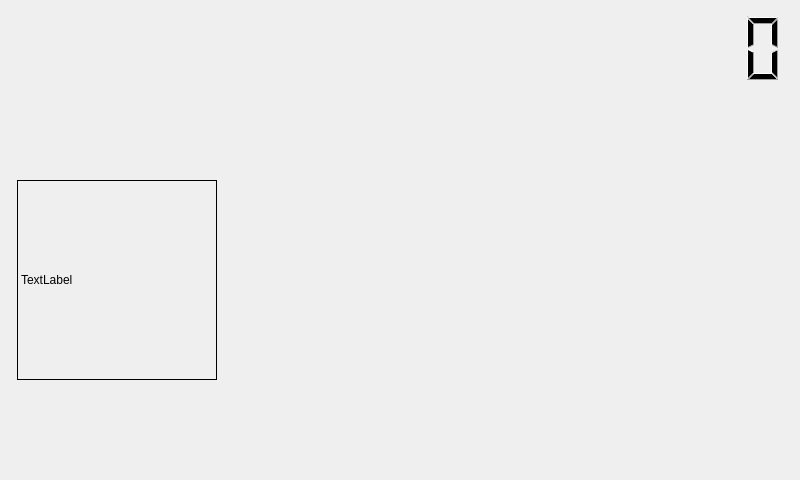
The window that openweathermain.ui (jaqub/openweather) describes before a commit, drawn with Qt 5.
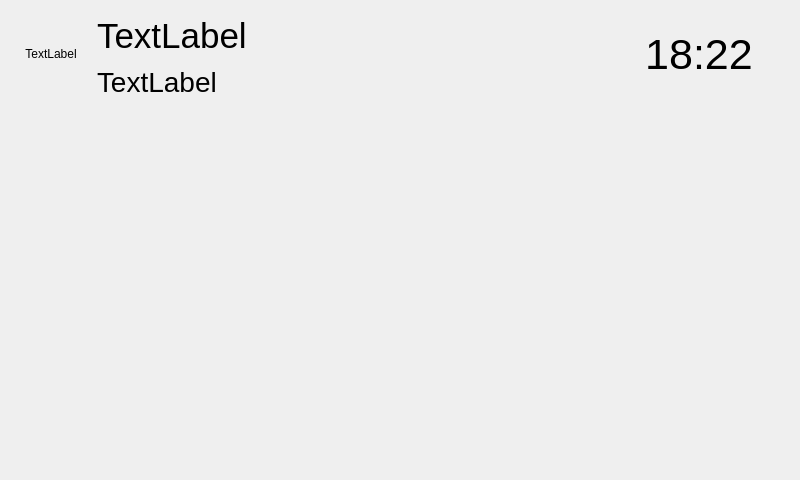
The same window after the commit. Custom widgets are drawn as their Qt base class.

Commit message: [Add]ui: New UI layout introduced

Diff of the .ui file:
```diff
--- a/openweathermain.ui
+++ b/openweathermain.ui
@@ -32,144 +32,10 @@
    <string>Form</string>
   </property>
   <layout class="QVBoxLayout" name="verticalLayout_2">
-   <item>
-    <layout class="QHBoxLayout" name="HeaderHLayout">
-     <property name="sizeConstraint">
-      <enum>QLayout::SetDefaultConstraint</enum>
-     </property>
-     <item>
-      <widget class="QLabel" name="main_info">
-       <property name="enabled">
-        <bool>true</bool>
-       </property>
-       <property name="sizePolicy">
-        <sizepolicy hsizetype="Expanding" vsizetype="Fixed">
-         <horstretch>0</horstretch>
-         <verstretch>0</verstretch>
-        </sizepolicy>
-       </property>
-       <property name="maximumSize">
-        <size>
-         <width>600</width>
-         <height>75</height>
-        </size>
-       </property>
-       <property name="font">
-        <font>
-         <pointsize>26</pointsize>
-         <weight>75</weight>
-         <bold>true</bold>
-         <underline>false</underline>
-         <strikeout>false</strikeout>
-        </font>
-       </property>
-       <property name="text">
-        <string/>
-       </property>
-       <property name="textFormat">
-        <enum>Qt::PlainText</enum>
-       </property>
-       <property name="margin">
-        <number>10</number>
-       </property>
-       <property name="openExternalLinks">
-        <bool>false</bool>
-       </property>
-      </widget>
-     </item>
-     <item>
-      <spacer name="horizontalSpacer">
-       <property name="orientation">
-        <enum>Qt::Horizontal</enum>
-       </property>
-       <property name="sizeHint" stdset="0">
-        <size>
-         <width>40</width>
-         <height>20</height>
-        </size>
-       </property>
-      </spacer>
-     </item>
-     <item>
-      <widget class="QNetworkStatusWidget" name="NetStatus">
-       <property name="enabled">
-        <bool>true</bool>
-       </property>
-       <property name="minimumSize">
-        <size>
-         <width>75</width>
-         <height>75</height>
-        </size>
-       </property>
-       <property name="maximumSize">
-        <size>
-         <width>75</width>
-         <height>75</height>
-        </size>
-       </property>
-       <property name="text">
-        <string/>
-       </property>
-      </widget>
-     </item>
-     <item>
-      <widget class="QClockWidget" name="clock">
-       <property name="sizePolicy">
-        <sizepolicy hsizetype="Minimum" vsizetype="Fixed">
-         <horstretch>0</horstretch>
-         <verstretch>1</verstretch>
-        </sizepolicy>
-       </property>
-       <property name="minimumSize">
-        <size>
-         <width>200</width>
-         <height>75</height>
-        </size>
-       </property>
-       <property name="maximumSize">
-        <size>
-         <width>200</width>
-         <height>75</height>
-        </size>
-       </property>
-       <property name="layoutDirection">
-        <enum>Qt::LeftToRight</enum>
-       </property>
-       <property name="frameShape">
-        <enum>QFrame::NoFrame</enum>
-       </property>
-       <property name="digitCount">
-        <number>5</number>
-       </property>
-       <property name="segmentStyle">
-        <enum>QLCDNumber::Filled</enum>
-       </property>
-       <property name="value" stdset="0">
-        <double>0.000000000000000</double>
-       </property>
-       <property name="intValue" stdset="0">
-        <number>0</number>
-       </property>
-      </widget>
-     </item>
-    </layout>
-   </item>
    <item>
     <layout class="QHBoxLayout" name="horizontalLayout">
-     <property name="spacing">
-      <number>6</number>
-     </property>
-     <property name="sizeConstraint">
-      <enum>QLayout::SetDefaultConstraint</enum>
-     </property>
-     <property name="leftMargin">
-      <number>6</number>
-     </property>
-     <property name="rightMargin">
-      <number>6</number>
-     </property>
      <item>
-      <widget class="QLabel" name="label">
+      <widget class="QLabel" name="icon">
        <property name="sizePolicy">
         <sizepolicy hsizetype="Fixed" vsizetype="Fixed">
          <horstretch>0</horstretch>
@@ -178,112 +44,151 @@
        </property>
        <property name="minimumSize">
         <size>
-         <width>200</width>
-         <height>200</height>
+         <width>80</width>
+         <height>80</height>
         </size>
        </property>
-       <property name="frameShape">
-        <enum>QFrame::Box</enum>
+       <property name="maximumSize">
+        <size>
+         <width>80</width>
+         <height>80</height>
+        </size>
        </property>
        <property name="text">
         <string>TextLabel</string>
        </property>
+       <property name="alignment">
+        <set>Qt::AlignCenter</set>
+       </property>
       </widget>
      </item>
      <item>
       <layout class="QVBoxLayout" name="verticalLayout">
+       <item>
+        <widget class="QLabel" name="main">
+         <property name="sizePolicy">
+          <sizepolicy hsizetype="Expanding" vsizetype="Fixed">
+           <horstretch>0</horstretch>
+           <verstretch>0</verstretch>
+          </sizepolicy>
+         </property>
+         <property name="minimumSize">
+          <size>
+           <width>0</width>
+           <height>50</height>
+          </size>
+         </property>
+         <property name="maximumSize">
+          <size>
+           <width>16777215</width>
+           <height>50</height>
+          </size>
+         </property>
+         <property name="font">
+          <font>
+           <pointsize>26</pointsize>
+          </font>
+         </property>
+         <property name="text">
+          <string>TextLabel</string>
+         </property>
+        </widget>
+       </item>
        <item>
         <widget class="QLabel" name="description">
-         <property name="font">
-          <font>
-           <pointsize>22</pointsize>
-          </font>
+         <property name="sizePolicy">
+          <sizepolicy hsizetype="Expanding" vsizetype="Fixed">
+           <horstretch>0</horstretch>
+           <verstretch>0</verstretch>
+          </sizepolicy>
          </property>
-         <property name="text">
-          <string/>
+         <property name="minimumSize">
+          <size>
+           <width>0</width>
+           <height>30</height>
+          </size>
          </property>
-        </widget>
-       </item>
-       <item>
-        <widget class="QLabel" name="info1">
-         <property name="font">
-          <font>
-           <pointsize>17</pointsize>
-          </font>
+         <property name="maximumSize">
+          <size>
+           <width>16777215</width>
+           <height>30</height>
+          </size>
          </property>
-         <property name="text">
-          <string/>
-         </property>
-        </widget>
-       </item>
-       <item>
-        <widget class="QLabel" name="info2">
          <property name="font">
           <font>
-           <pointsize>17</pointsize>
+           <pointsize>21</pointsize>
           </font>
          </property>
          <property name="text">
-          <string/>
+          <string>TextLabel</string>
          </property>
         </widget>
        </item>
-       <item>
-        <widget class="QLabel" name="info4">
-         <property name="font">
-          <font>
-           <pointsize>17</pointsize>
-          </font>
-         </property>
-         <property name="text">
-          <string/>
-         </property>
-        </widget>
-       </item>
-       <item>
-        <spacer name="verticalSpacer">
-         <property name="orientation">
-          <enum>Qt::Vertical</enum>
-         </property>
-         <property name="sizeHint" stdset="0">
-          <size>
-           <width>20</width>
-           <height>40</height>
-          </size>
-         </property>
-        </spacer>
-       </item>
       </layout>
      </item>
      <item>
-      <spacer name="horizontalSpacer_2">
-       <property name="orientation">
-        <enum>Qt::Horizontal</enum>
+      <widget class="QLabel" name="clock">
+       <property name="sizePolicy">
+        <sizepolicy hsizetype="Minimum" vsizetype="Fixed">
+         <horstretch>0</horstretch>
+         <verstretch>0</verstretch>
+        </sizepolicy>
        </property>
-       <property name="sizeHint" stdset="0">
+       <property name="minimumSize">
         <size>
-         <width>40</width>
-         <height>20</height>
+         <width>180</width>
+         <height>80</height>
         </size>
        </property>
-      </spacer>
+       <property name="maximumSize">
+        <size>
+         <width>16777215</width>
+         <height>80</height>
+        </size>
+       </property>
+       <property name="baseSize">
+        <size>
+         <width>0</width>
+         <height>88</height>
+        </size>
+       </property>
+       <property name="font">
+        <font>
+         <pointsize>32</pointsize>
+         <weight>50</weight>
+         <italic>false</italic>
+         <bold>false</bold>
+         <kerning>true</kerning>
+        </font>
+       </property>
+       <property name="text">
+        <string>18:22</string>
+       </property>
+       <property name="scaledContents">
+        <bool>false</bool>
+       </property>
+       <property name="alignment">
+        <set>Qt::AlignCenter</set>
+       </property>
+      </widget>
      </item>
     </layout>
    </item>
+   <item>
+    <spacer name="verticalSpacer">
+     <property name="orientation">
+      <enum>Qt::Vertical</enum>
+     </property>
+     <property name="sizeHint" stdset="0">
+      <size>
+       <width>20</width>
+       <height>40</height>
+      </size>
+     </property>
+    </spacer>
+   </item>
   </layout>
  </widget>
- <customwidgets>
-  <customwidget>
-   <class>QClockWidget</class>
-   <extends>QLCDNumber</extends>
-   <header>QClockWidget.h</header>
-  </customwidget>
-  <customwidget>
-   <class>QNetworkStatusWidget</class>
-   <extends>QLabel</extends>
-   <header>QNetworkStatusWidget.h</header>
-  </customwidget>
- </customwidgets>
  <resources/>
  <connections/>
 </ui>
```
The commit also changes 2 other files.
